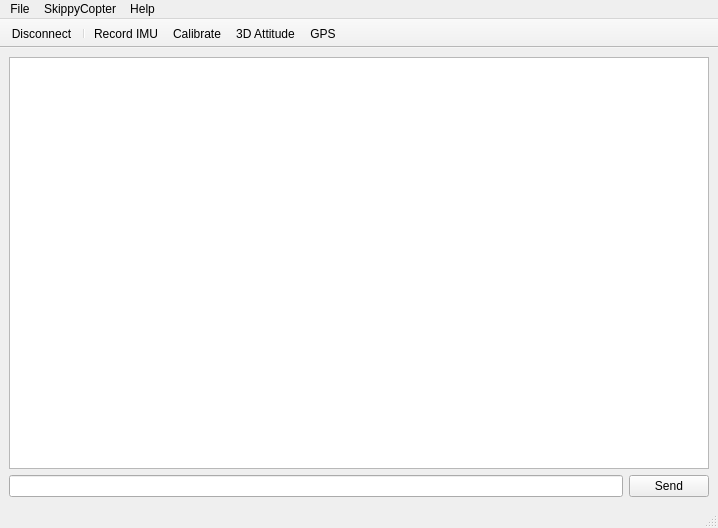
First picture: the form in software/SkippyMonitor/ui/MainUI.ui, repository strnk/skippycopter, before the edit.
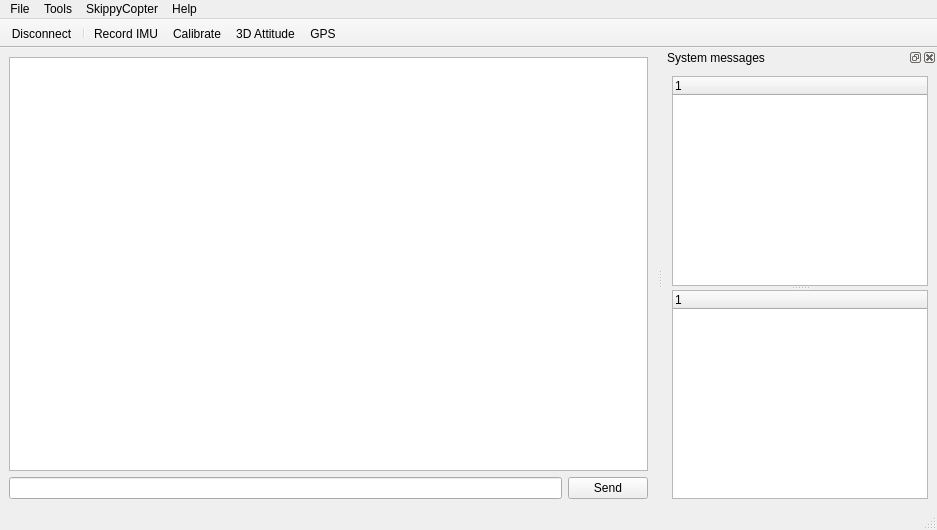
Second picture: the form after the edit. Icons and pictures are not drawn.

Commit message: Added system messages debugger, cell voltage indicator and charge progressbar

Patch:
```diff
--- a/software/SkippyMonitor/ui/MainUI.ui
+++ b/software/SkippyMonitor/ui/MainUI.ui
@@ -6,8 +6,8 @@
    <rect>
     <x>0</x>
     <y>0</y>
-    <width>718</width>
-    <height>528</height>
+    <width>937</width>
+    <height>530</height>
    </rect>
   </property>
   <property name="windowTitle">
@@ -16,6 +16,10 @@
   <widget class="QWidget" name="centralwidget">
    <layout class="QVBoxLayout" name="verticalLayout">
     <item>
+     <layout class="QHBoxLayout" name="horizontalLayout">
+      <item>
+       <layout class="QVBoxLayout" name="verticalLayout_2">
+        <item>
      <widget class="QPlainTextEdit" name="plainTextEdit">
       <property name="documentTitle">
        <string/>
@@ -40,13 +44,17 @@
      </layout>
     </item>
    </layout>
+      </item>
+     </layout>
+    </item>
+   </layout>
   </widget>
   <widget class="QMenuBar" name="menubar">
    <property name="geometry">
     <rect>
      <x>0</x>
      <y>0</y>
-     <width>718</width>
+     <width>937</width>
      <height>20</height>
     </rect>
    </property>
@@ -85,7 +93,14 @@
     <addaction name="actionCalibrate"/>
     <addaction name="action3D_Attitude"/>
    </widget>
+   <widget class="QMenu" name="menuTools">
+    <property name="title">
+     <string>Tools</string>
+    </property>
+    <addaction name="actionHide_system_message_debugger"/>
+   </widget>
    <addaction name="menuFile"/>
+   <addaction name="menuTools"/>
    <addaction name="menuSkippyCopter"/>
    <addaction name="menuHelp"/>
   </widget>
@@ -122,6 +137,45 @@
    <addaction name="action3D_Attitude"/>
    <addaction name="actionGPS"/>
   </widget>
+  <widget class="QDockWidget" name="dockWidget">
+   <property name="windowTitle">
+    <string>System messages</string>
+   </property>
+   <attribute name="dockWidgetArea">
+    <number>2</number>
+   </attribute>
+   <widget class="QWidget" name="dockWidgetContents">
+    <layout class="QVBoxLayout" name="verticalLayout_3">
+     <item>
+      <widget class="QSplitter" name="splitter">
+       <property name="orientation">
+        <enum>Qt::Vertical</enum>
+       </property>
+       <widget class="QTreeWidget" name="sysMsgList">
+        <property name="selectionMode">
+         <enum>QAbstractItemView::ExtendedSelection</enum>
+        </property>
+        <column>
+         <property name="text">
+          <string notr="true">1</string>
+         </property>
+        </column>
+       </widget>
+       <widget class="QTreeWidget" name="sysMsgCfg">
+        <property name="selectionMode">
+         <enum>QAbstractItemView::ExtendedSelection</enum>
+        </property>
+        <column>
+         <property name="text">
+          <string notr="true">1</string>
+         </property>
+        </column>
+       </widget>
+      </widget>
+     </item>
+    </layout>
+   </widget>
+  </widget>
   <action name="actionAbout">
    <property name="text">
     <string>About</string>
```
Left out of the diff: 5 changed lines with no effect on the pictures. Lines whose indentation alone changed are shown as unchanged. The commit also changes 8 other files.
